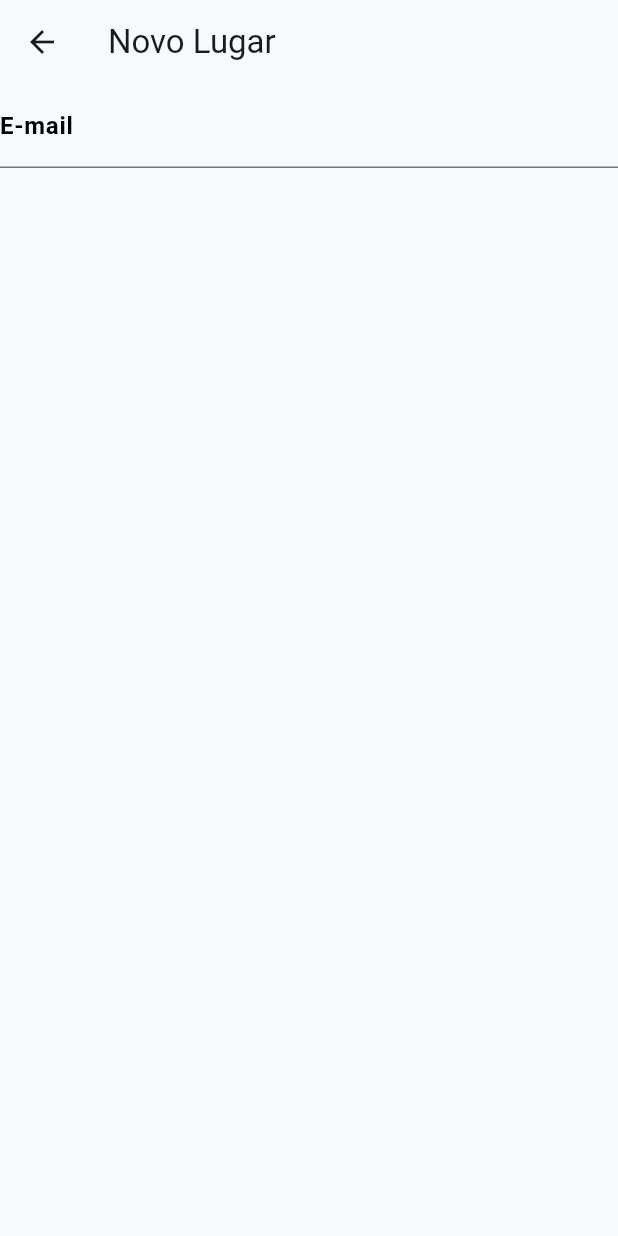
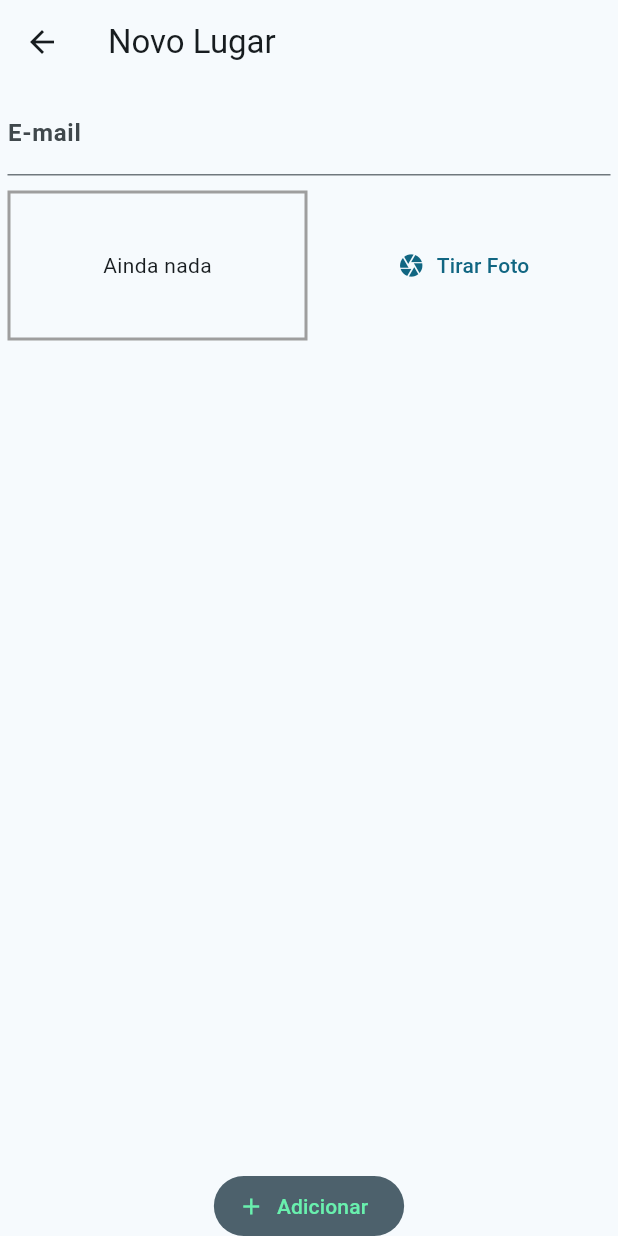
Before and after one commit to BrunoPansarim/places_to_ride, a Flutter app: the PlaceFormPage screen opened by its route, on a phone screen of 412 x 824 dp. Run offline on Flutter 3.47's test engine with Material 2 defaults, Android fonts, the light colour scheme and no system bars; our stand-ins replace image_picker; missing offline and left inert: dart:js_util.

Commit message:
Criar metodo para pegar fotos dentro do aparelho

```diff
--- a/lib/pages/places_form_page.dart
+++ b/lib/pages/places_form_page.dart
@@ -1,4 +1,7 @@
+import 'dart:js_util';
+
 import 'package:flutter/material.dart';
+import 'package:places_to_ride/widgets/image_input.dart';
 
 class PlaceFormPage extends StatefulWidget {
   const PlaceFormPage({super.key});
@@ -8,24 +11,54 @@ class PlaceFormPage extends StatefulWidget {
 }
 
 class _PlaceFormPageState extends State<PlaceFormPage> {
+  final _titleController = TextEditingController();
+
+  void _submited() {}
+
   @override
   Widget build(BuildContext context) {
     return Scaffold(
       appBar: AppBar(
         title: const Text('Novo Lugar'),
       ),
-      body: const Column(
+      body: Column(
+        mainAxisAlignment: MainAxisAlignment.spaceBetween,
+        // crossAxisAlignment: CrossAxisAlignment.stretch,
         children: [
-          TextField(
-            decoration: InputDecoration(
-              labelText: 'E-mail',
-              labelStyle: TextStyle(
-                color: Colors.black,
-                fontWeight: FontWeight.bold,
+          Expanded(
+            child: SingleChildScrollView(
+              child: Padding(
+                padding: const EdgeInsets.all(5.0),
+                child: Column(
+                  children: [
+                    TextField(
+                      controller: _titleController,
+                      decoration: const InputDecoration(
+                        labelText: 'E-mail',
+                        labelStyle: TextStyle(
+                          fontWeight: FontWeight.bold,
+                        ),
+                      ),
+                      textAlign: TextAlign.start,
+                    ),
+                    const SizedBox(height: 10),
+                    const ImageInput(),
+                  ],
+                ),
               ),
             ),
-            textAlign: TextAlign.center,
-          )
+          ),
+          ElevatedButton.icon(
+            onPressed: _submited,
+            icon: const Icon(Icons.add),
+            label: const Text('Adicionar'),
+            style: ElevatedButton.styleFrom(
+              foregroundColor: Colors.greenAccent,
+              backgroundColor: Theme.of(context).colorScheme.secondary,
+              elevation: 0,
+              tapTargetSize: MaterialTapTargetSize.shrinkWrap,
+            ),
+          ),
         ],
       ),
     );
--- a/lib/widgets/image_input.dart
+++ b/lib/widgets/image_input.dart
@@ -1,3 +1,5 @@
+import "dart:io";
+import 'package:image_picker/image_picker.dart';
 import "package:flutter/material.dart";
 
 class ImageInput extends StatefulWidget {
@@ -8,6 +10,20 @@ class ImageInput extends StatefulWidget {
 }
 
 class _ImageInputState extends State<ImageInput> {
+  File? _storedImage;
+
+  _takePicture() async {
+    final ImagePicker picker = ImagePicker();
+    XFile imageFile = await picker.pickImage(
+      source: ImageSource.camera,
+      maxWidth: 600,
+    ) as XFile;
+
+    setState(() {
+      _storedImage = File(imageFile.path);
+    });
+  }
+
   @override
   Widget build(BuildContext context) {
     return Row(
@@ -16,10 +32,24 @@ class _ImageInputState extends State<ImageInput> {
           width: 200,
           height: 100,
           foregroundDecoration: BoxDecoration(
-            border: Border.all(width: 1, color: Colors.grey),
+            border: Border.all(width: 2, color: Colors.grey),
           ),
           alignment: Alignment.center,
-          child: const Text('Ainda nada'),
+          child: _storedImage != null
+              ? Image.file(
+                  _storedImage!,
+                  width: double.infinity,
+                  fit: BoxFit.cover,
+                )
+              : const Text('Ainda nada'),
+        ),
+        const SizedBox(width: 10),
+        Expanded(
+          child: TextButton.icon(
+            icon: const Icon(Icons.camera),
+            label: const Text('Tirar Foto'),
+            onPressed: _takePicture,
+          ),
         ),
       ],
     );
--- a/pubspec.yaml
+++ b/pubspec.yaml
@@ -36,6 +36,7 @@ dependencies:
   # Use with the CupertinoIcons class for iOS style icons.
   cupertino_icons: ^1.0.2
   provider: ^6.0.5
+  image_picker: ^0.8.7+3
 
 dev_dependencies:
   flutter_test:
```
Also changed, not shown: pubspec.lock.
